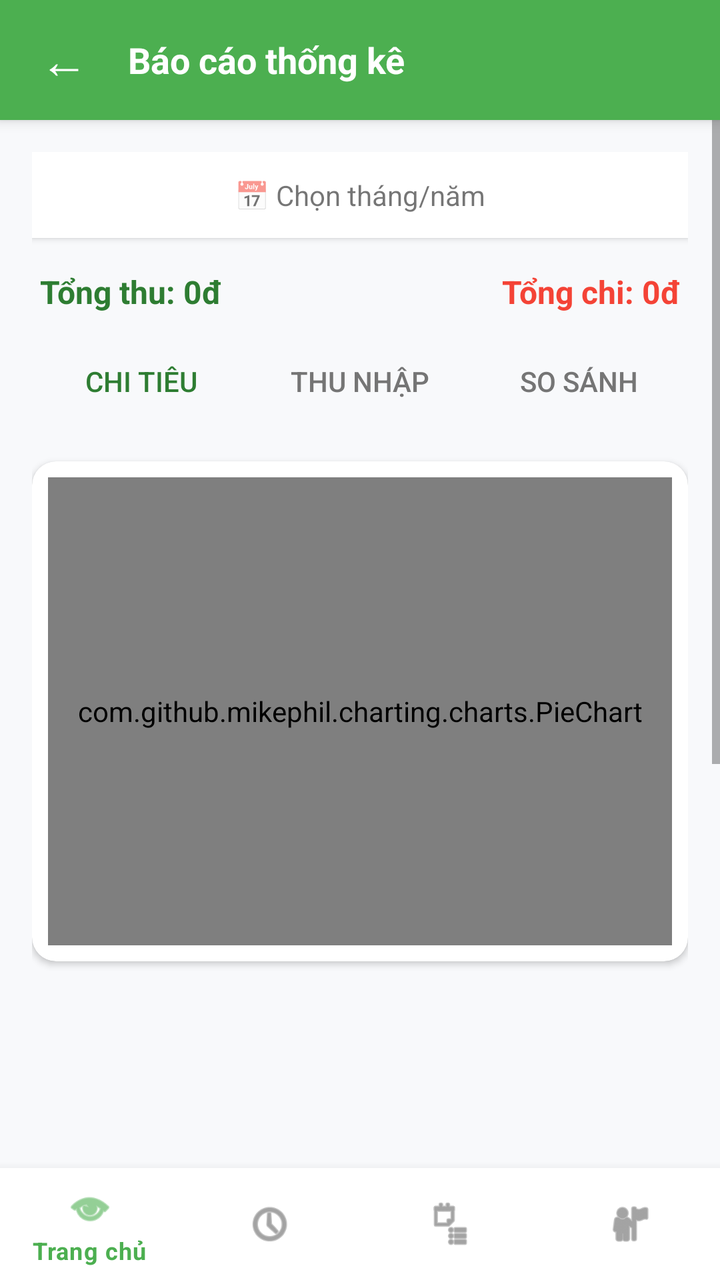
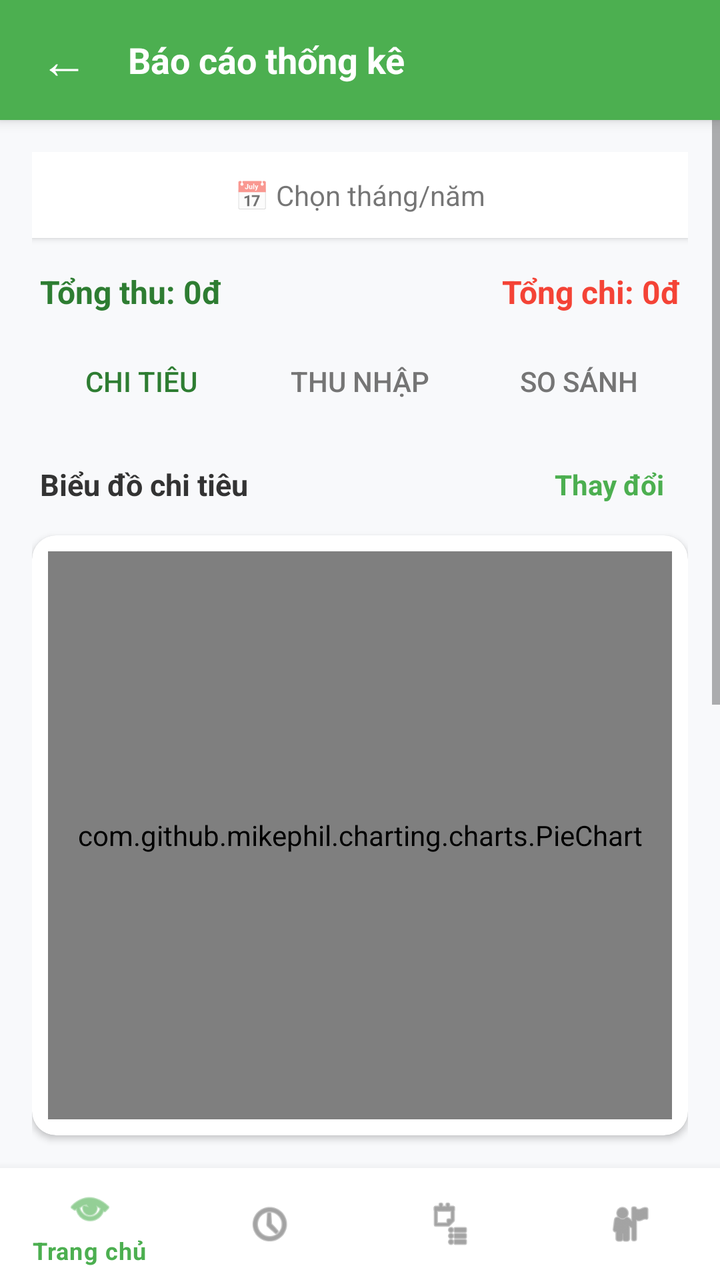

Compare the two renders of this Android layout. The source of the first and the diff that turns it into the second are given below.
<!-- AndroidManifest.xml: application theme Theme.QuanLyChiTieu -->
<!-- res/layout/activity_bcthong_ke.xml -->
<?xml version="1.0" encoding="utf-8"?>
<LinearLayout xmlns:android="http://schemas.android.com/apk/res/android"
    xmlns:app="http://schemas.android.com/apk/res-auto"
    xmlns:tools="http://schemas.android.com/tools"
    android:layout_width="match_parent"
    android:layout_height="match_parent"
    android:orientation="vertical"
    android:background="#F8F9FB"
    android:fitsSystemWindows="true"
    tools:context=".BCThongKeActivity">

    <androidx.cardview.widget.CardView
        android:layout_width="match_parent"
        android:layout_height="wrap_content"
        app:cardElevation="4dp"
        app:cardCornerRadius="0dp">

        <LinearLayout
            android:layout_width="match_parent"
            android:layout_height="60dp"
            android:background="#4CAF50"
            android:gravity="center_vertical"
            android:paddingHorizontal="16dp">

            <TextView
                android:id="@+id/btnBack"
                android:layout_width="wrap_content"
                android:layout_height="wrap_content"
                android:text="←"
                android:textColor="#FFFFFF"
                android:textSize="24sp"
                android:padding="4dp"
                android:layout_marginEnd="16dp" />

            <TextView
                android:layout_width="wrap_content"
                android:layout_height="wrap_content"
                android:text="Báo cáo thống kê"
                android:textColor="#FFFFFF"
                android:textSize="18sp"
                android:textStyle="bold" />
        </LinearLayout>
    </androidx.cardview.widget.CardView>

    <ScrollView
        android:layout_width="match_parent"
        android:layout_height="0dp"
        android:layout_weight="1">

        <LinearLayout
            android:layout_width="match_parent"
            android:layout_height="wrap_content"
            android:orientation="vertical"
            android:padding="16dp">

            <TextView
                android:id="@+id/tvSelectTime"
                android:layout_width="match_parent"
                android:layout_height="wrap_content"
                android:text="📅 Chọn tháng/năm"
                android:padding="12dp"
                android:background="#FFFFFF"
                android:gravity="center"
                android:layout_marginBottom="16dp"
                android:elevation="2dp" />

            <LinearLayout
                android:layout_width="match_parent"
                android:layout_height="wrap_content"
                android:orientation="horizontal"
                android:layout_marginBottom="10dp"
                android:paddingHorizontal="4dp">

                <TextView
                    android:id="@+id/tvTotalIn"
                    android:layout_width="0dp"
                    android:layout_height="wrap_content"
                    android:layout_weight="1"
                    android:text="Tổng thu: 0đ"
                    android:textColor="#2E7D32"
                    android:textStyle="bold"
                    android:textSize="16sp" />

                <TextView
                    android:id="@+id/tvTotalOut"
                    android:layout_width="0dp"
                    android:layout_height="wrap_content"
                    android:layout_weight="1"
                    android:text="Tổng chi: 0đ"
                    android:textColor="#F44336"
                    android:textStyle="bold"
                    android:textSize="16sp"
                    android:gravity="end" />
            </LinearLayout>

            <TextView
                android:id="@+id/tvWarning"
                android:layout_width="match_parent"
                android:layout_height="wrap_content"
                android:text="⚠ Chi tiêu đã vượt quá thu nhập!"
                android:textColor="#D32F2F"
                android:textStyle="bold"
                android:textSize="14sp"
                android:background="#FFEBEE"
                android:padding="10dp"
                android:layout_marginBottom="12dp"
                android:visibility="gone" />

            <LinearLayout
                android:layout_width="match_parent"
                android:layout_height="wrap_content"
                android:orientation="horizontal"
                android:layout_marginBottom="16dp">

                <Button
                    android:id="@+id/btnTabExpense"
                    android:layout_width="0dp"
                    android:layout_height="wrap_content"
                    android:layout_weight="1"
                    android:text="Chi tiêu"
                    style="?android:attr/borderlessButtonStyle"
                    android:textColor="#2E7D32" />

                <Button
                    android:id="@+id/btnTabIncome"
                    android:layout_width="0dp"
                    android:layout_height="wrap_content"
                    android:layout_weight="1"
                    android:text="Thu nhập"
                    style="?android:attr/borderlessButtonStyle"
                    android:textColor="#757575" />

                <Button
                    android:id="@+id/btnTabCompare"
                    android:layout_width="0dp"
                    android:layout_height="wrap_content"
                    android:layout_weight="1"
                    android:text="So sánh"
                    style="?android:attr/borderlessButtonStyle"
                    android:textColor="#757575" />
            </LinearLayout>

            <androidx.cardview.widget.CardView
                android:layout_width="match_parent"
                android:layout_height="250dp"
                app:cardCornerRadius="12dp"
                app:cardElevation="2dp"
                android:layout_marginBottom="16dp">

                <FrameLayout
                    android:layout_width="match_parent"
                    android:layout_height="match_parent"
                    android:padding="8dp">

                    <com.github.mikephil.charting.charts.PieChart
                        android:id="@+id/pieChart"
                        android:layout_width="match_parent"
                        android:layout_height="match_parent" />
                </FrameLayout>
            </androidx.cardview.widget.CardView>

            <ListView
                android:id="@+id/lvReport"
                android:layout_width="match_parent"
                android:layout_height="400dp"
                android:divider="#EEEEEE"
                android:dividerHeight="1dp"
                android:nestedScrollingEnabled="true" />
        </LinearLayout>
    </ScrollView>

    <com.google.android.material.bottomnavigation.BottomNavigationView
        android:id="@+id/bottomNav"
        android:layout_width="match_parent"
        android:layout_height="wrap_content"
        android:background="#FFFFFF"
        app:menu="@menu/menu_bottom" />
</LinearLayout>
<!-- resources referenced by this layout -->
<resources>
  <style name="Theme.QuanLyChiTieu" parent="Base.Theme.QuanLyChiTieu" />
  <style name="Base.Theme.QuanLyChiTieu" parent="Theme.MaterialComponents.Light.NoActionBar">
          <item name="colorPrimary">#4CAF50</item>
          <item name="colorPrimaryVariant">#388E3C</item>
          <item name="colorOnPrimary">@color/white</item>
          <item name="colorSecondary">#2196F3</item>
          <item name="colorOnSecondary">@color/white</item>
      </style>
  <color name="white">#FFFFFFFF</color>
</resources>

<!-- the commit's change to res/layout/activity_bcthong_ke.xml (unified diff, before → after) -->
@@ -110,7 +110,7 @@
                 android:layout_width="match_parent"
                 android:layout_height="wrap_content"
                 android:orientation="horizontal"
-                android:layout_marginBottom="16dp">
+                android:layout_marginBottom="10dp">
 
                 <Button
                     android:id="@+id/btnTabExpense"
@@ -140,9 +140,41 @@
                     android:textColor="#757575" />
             </LinearLayout>
 
+            <LinearLayout
+                android:layout_width="match_parent"
+                android:layout_height="wrap_content"
+                android:orientation="horizontal"
+                android:gravity="center_vertical"
+                android:layout_marginBottom="8dp"
+                android:paddingHorizontal="4dp">
+
+                <TextView
+                    android:id="@+id/tvChartTitle"
+                    android:layout_width="0dp"
+                    android:layout_height="wrap_content"
+                    android:layout_weight="1"
+                    android:text="Biểu đồ chi tiêu"
+                    android:textColor="#333333"
+                    android:textSize="15sp"
+                    android:textStyle="bold" />
+
+                <TextView
+                    android:id="@+id/btnSwitchChart"
+                    android:layout_width="wrap_content"
+                    android:layout_height="wrap_content"
+                    android:text="Thay đổi"
+                    android:textColor="#4CAF50"
+                    android:textSize="14sp"
+                    android:textStyle="bold"
+                    android:padding="8dp"
+                    android:clickable="true"
+                    android:focusable="true"
+                    android:background="?attr/selectableItemBackground" />
+            </LinearLayout>
+
             <androidx.cardview.widget.CardView
                 android:layout_width="match_parent"
-                android:layout_height="250dp"
+                android:layout_height="300dp"
                 app:cardCornerRadius="12dp"
                 app:cardElevation="2dp"
                 android:layout_marginBottom="16dp">
@@ -156,6 +188,12 @@
                         android:id="@+id/pieChart"
                         android:layout_width="match_parent"
                         android:layout_height="match_parent" />
+
+                    <com.github.mikephil.charting.charts.BarChart
+                        android:id="@+id/barChart"
+                        android:layout_width="match_parent"
+                        android:layout_height="match_parent"
+                        android:visibility="gone" />
                 </FrameLayout>
             </androidx.cardview.widget.CardView>
 
